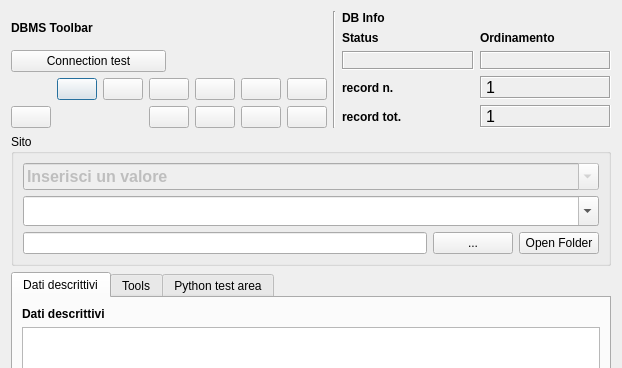
Above: gui/ui/Site.ui from pyarchinit/pyarchinit before the change; both pictures show x 0 to 622 and y 0 to 368 of the 622 by 670 pixel window. Below: the same form after it.
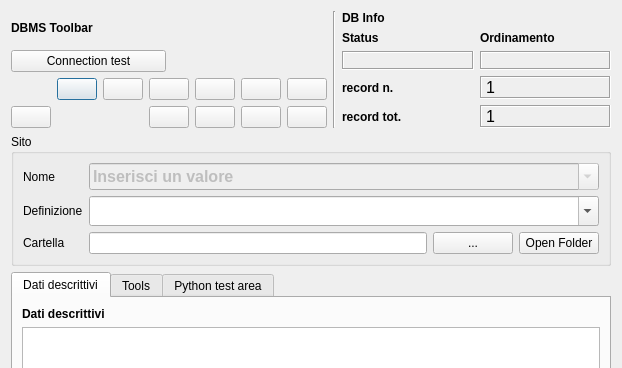
That is the form after the change. Icons and pictures are not drawn. Custom widgets are drawn as their Qt base class.

Commit message: add label to stie tab more verbose message on exceptions

What changed in the file:
```diff
--- a/gui/ui/Site.ui
+++ b/gui/ui/Site.ui
@@ -492,7 +492,29 @@
       <string>Sito</string>
      </property>
      <layout class="QGridLayout" name="gridLayout_7">
-      <item row="2" column="0">
+      <item row="1" column="1">
+       <widget class="QComboBox" name="comboBox_definizione_sito">
+        <property name="enabled">
+         <bool>true</bool>
+        </property>
+        <property name="minimumSize">
+         <size>
+          <width>0</width>
+          <height>30</height>
+         </size>
+        </property>
+        <property name="maximumSize">
+         <size>
+          <width>16777215</width>
+          <height>30</height>
+         </size>
+        </property>
+        <property name="editable">
+         <bool>true</bool>
+        </property>
+       </widget>
+      </item>
+      <item row="2" column="1">
        <layout class="QHBoxLayout" name="horizontalLayout_7">
         <item>
          <widget class="QLineEdit" name="lineEdit_sito_path"/>
@@ -513,7 +535,7 @@
         </item>
        </layout>
       </item>
-      <item row="0" column="0">
+      <item row="0" column="1">
        <widget class="QComboBox" name="comboBox_sito">
         <property name="enabled">
          <bool>false</bool>
@@ -562,25 +584,24 @@
         </item>
        </widget>
       </item>
+      <item row="0" column="0">
+       <widget class="QLabel" name="label">
+        <property name="text">
+         <string>Nome</string>
+        </property>
+       </widget>
+      </item>
       <item row="1" column="0">
-       <widget class="QComboBox" name="comboBox_definizione_sito">
-        <property name="enabled">
-         <bool>true</bool>
+       <widget class="QLabel" name="label_18">
+        <property name="text">
+         <string>Definizione</string>
         </property>
-        <property name="minimumSize">
-         <size>
-          <width>0</width>
-          <height>30</height>
-         </size>
-        </property>
-        <property name="maximumSize">
-         <size>
-          <width>16777215</width>
-          <height>30</height>
-         </size>
-        </property>
-        <property name="editable">
-         <bool>true</bool>
+       </widget>
+      </item>
+      <item row="2" column="0">
+       <widget class="QLabel" name="label_19">
+        <property name="text">
+         <string>Cartella</string>
         </property>
        </widget>
       </item>
```
The commit also changes 1 other file.
